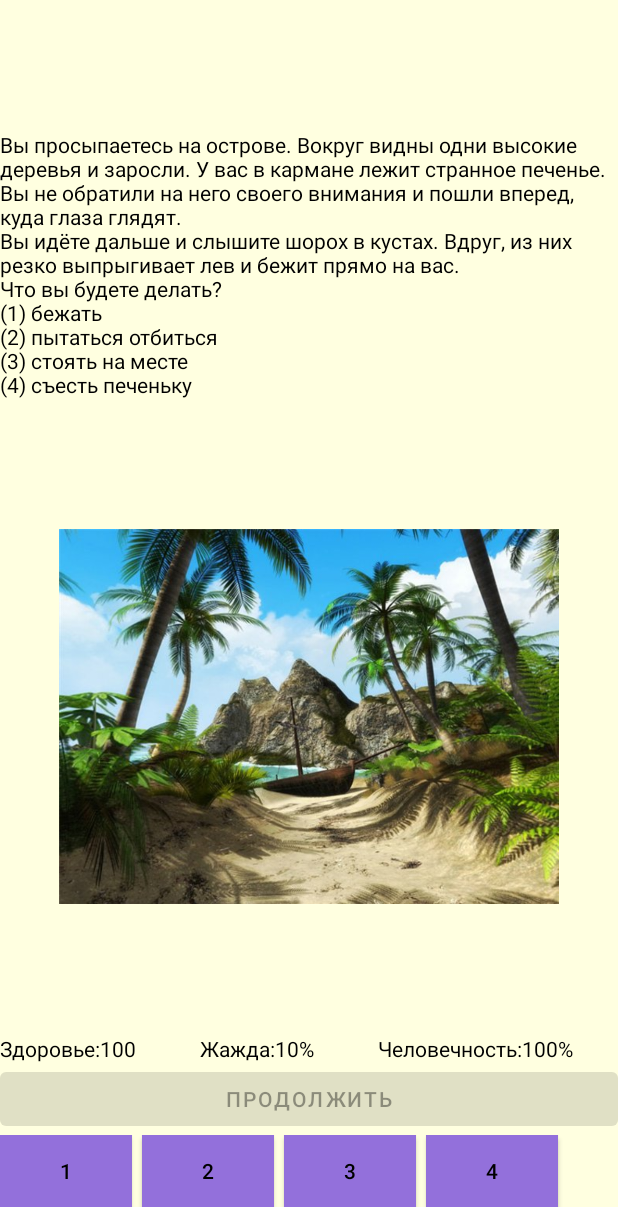
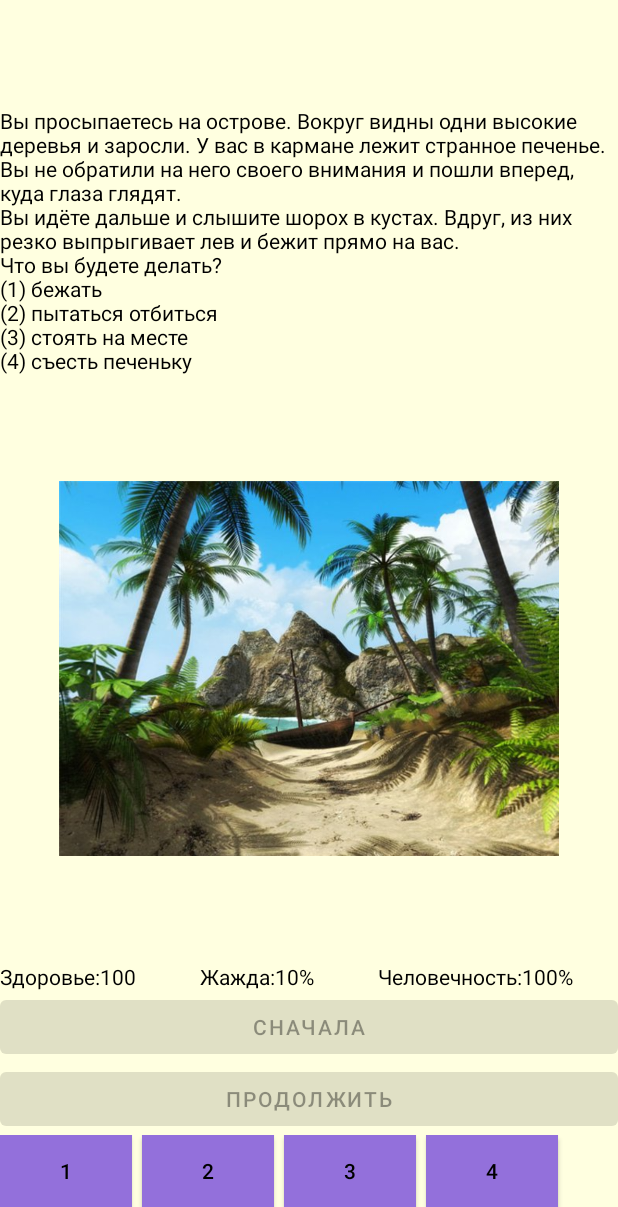
Before and after one commit to Redkor7/Mini-kvest-android, an Android app: the screen it shows after launch (MainActivity), after a tap on "НАЧАТЬ", on a phone screen of 412 x 824 dp, the part 29-1236 px from its top. Run offline under Robolectric (Android 15) with nearby library versions, the phone set to English and light mode, and no system bars.

Commit message:
version_1.2.1

```diff
--- a/app/src/main/java/com/example/mini_kvest_android/MainActivity.java
+++ b/app/src/main/java/com/example/mini_kvest_android/MainActivity.java
@@ -20,7 +20,7 @@ public class MainActivity extends AppCompatActivity {
     public static boolean isEnd = false;
     ImageView imageView;
 
-    Button button;
+    Button button, button2;
 
     public int i = 0;
 
@@ -39,6 +39,8 @@ public class MainActivity extends AppCompatActivity {
         humanity = findViewById(R.id.textViewHu);
         storyTell = findViewById(R.id.textViewStory);
         imageView = findViewById(R.id.imageView);
+        button2 = findViewById(R.id.button2);
+        button2.setEnabled(false);
 
         manager = new Character();
         story = new Story();
@@ -51,6 +53,25 @@ public class MainActivity extends AppCompatActivity {
                     Start();
                     i++;
                 }
+            }
+        });
+
+        button2.setOnClickListener(new View.OnClickListener() {
+            @Override
+            public void onClick(View v) {
+                manager = new Character();
+                story = new Story();
+                i = 0;
+                isEnd = false;
+                button.setText("Начать");
+                button.setEnabled(true);
+                imageView.setImageResource(View.NOT_FOCUSABLE);
+                health.setText("Здоровье: 0");
+                thirsty.setText("\tЖажда: 0" + "%");
+                humanity.setText("\tЧеловечность: 0" + "%");
+                storyTell.setText("");
+                button2.setEnabled(false);
+
             }
         });
     }
@@ -85,6 +106,7 @@ public class MainActivity extends AppCompatActivity {
                     if (manager.H <= 0 || i == 4) {
                         isEnd = true;
                         button.setText("Конец");
+                        button2.setEnabled(true);
                     }
                     button.setEnabled(true);
 
--- a/app/src/main/res/layout/activity_main.xml
+++ b/app/src/main/res/layout/activity_main.xml
@@ -66,6 +66,12 @@
     </LinearLayout>
 
     <Button
+        android:id="@+id/button2"
+        android:layout_width="match_parent"
+        android:layout_height="wrap_content"
+        android:text="Сначала" />
+
+    <Button
         android:id="@+id/button"
         android:layout_width="match_parent"
         android:layout_height="wrap_content"
```
